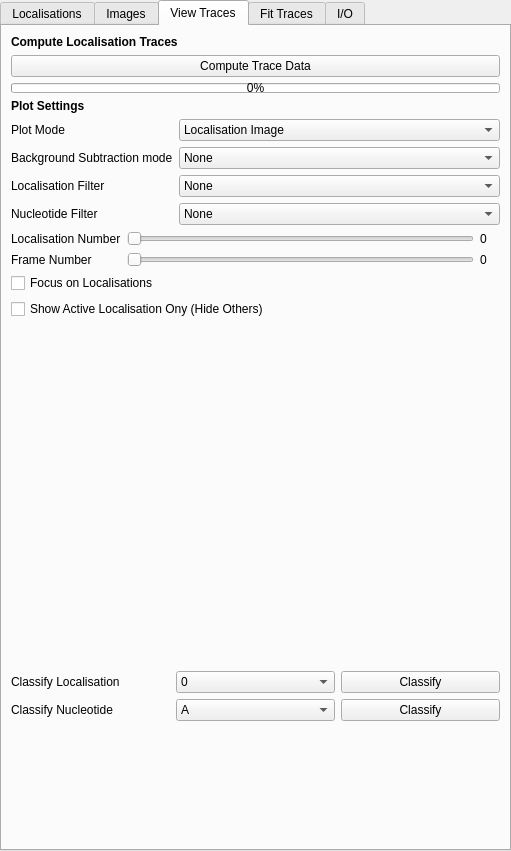
Above: src/napari_gapseq/gapseq_ui.ui from piedrro/napari-GapSeq before the change. Below: the same form after it.
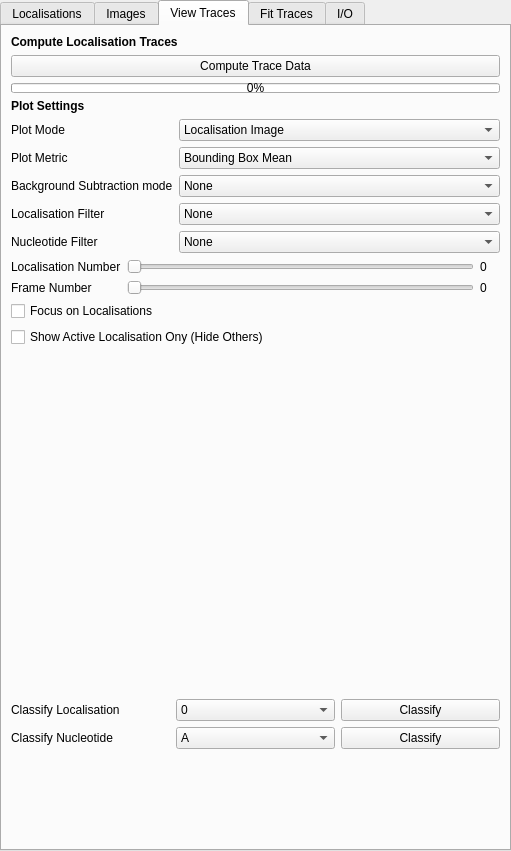
That is the form after the change. The open tabs and pages were chosen to show the change.

Commit message: Faster plot compute

What changed in the file:
```diff
--- a/src/napari_gapseq/gapseq_ui.ui
+++ b/src/napari_gapseq/gapseq_ui.ui
@@ -866,14 +866,14 @@
         </item>
        </widget>
       </item>
-      <item row="2" column="0">
+      <item row="3" column="0">
        <widget class="QLabel" name="label_17">
         <property name="text">
          <string>Localisation Filter</string>
         </property>
        </widget>
       </item>
-      <item row="2" column="1">
+      <item row="3" column="1">
        <widget class="QComboBox" name="plot_localisation_filter">
         <item>
          <property name="text">
@@ -932,21 +932,21 @@
         </item>
        </widget>
       </item>
-      <item row="1" column="0">
+      <item row="2" column="0">
        <widget class="QLabel" name="label_24">
         <property name="text">
          <string>Background Subtraction mode</string>
         </property>
        </widget>
       </item>
-      <item row="3" column="0">
+      <item row="4" column="0">
        <widget class="QLabel" name="label_26">
         <property name="text">
          <string>Nucleotide Filter</string>
         </property>
        </widget>
       </item>
-      <item row="3" column="1">
+      <item row="4" column="1">
        <widget class="QComboBox" name="plot_nucleotide_filter">
         <item>
          <property name="text">
@@ -975,7 +975,7 @@
         </item>
        </widget>
       </item>
-      <item row="1" column="1">
+      <item row="2" column="1">
        <widget class="QComboBox" name="plot_background_subtraction_mode">
         <item>
          <property name="text">
@@ -994,6 +994,42 @@
         </item>
        </widget>
       </item>
+      <item row="1" column="0">
+       <widget class="QLabel" name="label_43">
+        <property name="text">
+         <string>Plot Metric</string>
+        </property>
+       </widget>
+      </item>
+      <item row="1" column="1">
+       <widget class="QComboBox" name="plot_metric">
+        <item>
+         <property name="text">
+          <string>Bounding Box Mean</string>
+         </property>
+        </item>
+        <item>
+         <property name="text">
+          <string>Bouding Box Standard Deviation</string>
+         </property>
+        </item>
+        <item>
+         <property name="text">
+          <string>Bounding Box Range</string>
+         </property>
+        </item>
+        <item>
+         <property name="text">
+          <string>Gaussian Height</string>
+         </property>
+        </item>
+        <item>
+         <property name="text">
+          <string>Gaussain Width</string>
+         </property>
+        </item>
+       </widget>
+      </item>
      </layout>
     </item>
     <item>
```
Left out of the diff: 2 changed lines with no effect on the pictures. The commit also changes 2 other files.
